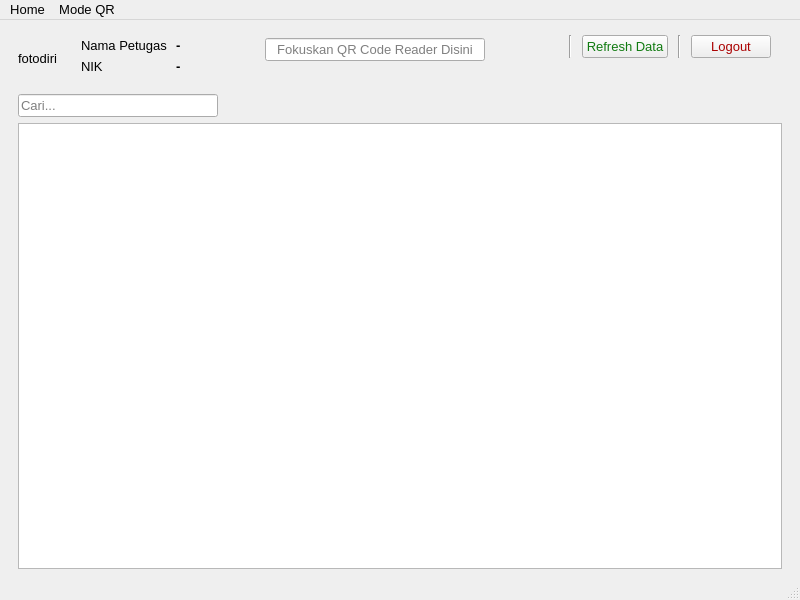
Old version of the form ui_listperizinan.ui in the repository alfianwahid/pedatren-gerbang-pos.
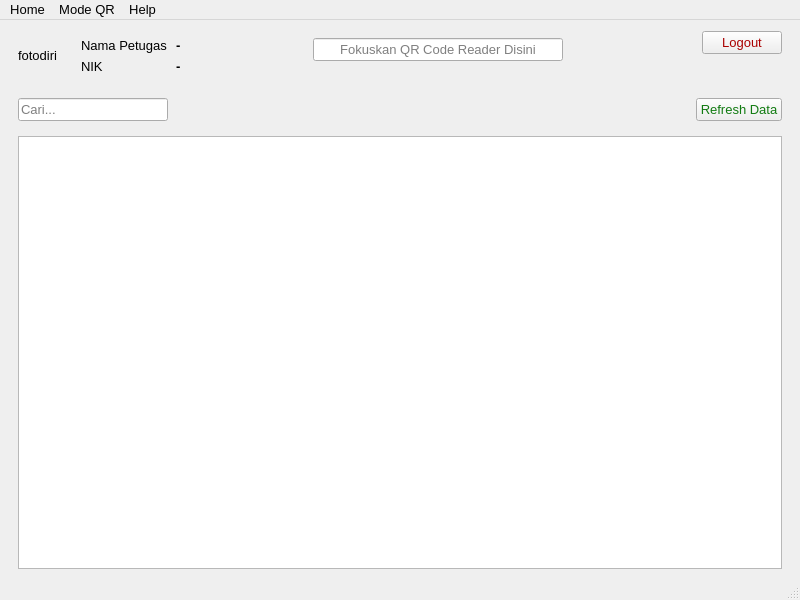
New version of the form.

Commit message: Tambah menu about

The edit to the form file:
```diff
--- a/ui_listperizinan.ui
+++ b/ui_listperizinan.ui
@@ -25,9 +25,34 @@
    <string notr="true">Perizinan Santri</string>
   </property>
   <widget class="QWidget" name="centralwidget">
-   <layout class="QGridLayout" name="gridLayout_3">
+   <layout class="QGridLayout" name="gridLayout_2">
+    <item row="0" column="0">
+     <widget class="QWidget" name="widget_3" native="true">
+      <property name="sizePolicy">
+       <sizepolicy hsizetype="Fixed" vsizetype="Fixed">
+        <horstretch>0</horstretch>
+        <verstretch>0</verstretch>
+       </sizepolicy>
+      </property>
+      <layout class="QGridLayout" name="gridLayout">
+       <item row="0" column="0">
+        <widget class="QLabel" name="label_fotodiri">
+         <property name="text">
+          <string>fotodiri</string>
+         </property>
+        </widget>
+       </item>
+      </layout>
+     </widget>
+    </item>
     <item row="0" column="1">
      <widget class="QWidget" name="widget_2" native="true">
+      <property name="sizePolicy">
+       <sizepolicy hsizetype="Fixed" vsizetype="Fixed">
+        <horstretch>0</horstretch>
+        <verstretch>0</verstretch>
+       </sizepolicy>
+      </property>
       <layout class="QFormLayout" name="formLayout_3">
        <property name="horizontalSpacing">
         <number>9</number>
@@ -139,7 +164,7 @@
         <widget class="QLineEdit" name="input_qr_code">
          <property name="maximumSize">
           <size>
-           <width>220</width>
+           <width>250</width>
            <height>200</height>
           </size>
          </property>
@@ -183,33 +208,20 @@
       </layout>
      </widget>
     </item>
-    <item row="0" column="0">
-     <widget class="QWidget" name="widget_3" native="true">
-      <property name="sizePolicy">
-       <sizepolicy hsizetype="Fixed" vsizetype="Fixed">
-        <horstretch>0</horstretch>
-        <verstretch>0</verstretch>
-       </sizepolicy>
-      </property>
-      <layout class="QGridLayout" name="gridLayout">
-       <item row="0" column="0">
-        <widget class="QLabel" name="label_fotodiri">
-         <property name="text">
-          <string>fotodiri</string>
-         </property>
-        </widget>
-       </item>
-      </layout>
-     </widget>
-    </item>
     <item row="0" column="3">
      <widget class="QWidget" name="widget" native="true">
       <property name="sizePolicy">
-       <sizepolicy hsizetype="Fixed" vsizetype="Fixed">
+       <sizepolicy hsizetype="Fixed" vsizetype="Preferred">
         <horstretch>0</horstretch>
         <verstretch>0</verstretch>
        </sizepolicy>
       </property>
+      <property name="maximumSize">
+       <size>
+        <width>100</width>
+        <height>50</height>
+       </size>
+      </property>
       <property name="toolTip">
        <string notr="true"/>
       </property>
@@ -228,45 +240,22 @@
       <property name="layoutDirection">
        <enum>Qt::RightToLeft</enum>
       </property>
-      <layout class="QGridLayout" name="gridLayout_2">
-       <property name="topMargin">
-        <number>6</number>
+      <layout class="QFormLayout" name="formLayout_4">
+       <property name="labelAlignment">
+        <set>Qt::AlignLeading|Qt::AlignLeft|Qt::AlignTop</set>
        </property>
-       <property name="rightMargin">
-        <number>20</number>
+       <property name="formAlignment">
+        <set>Qt::AlignLeading|Qt::AlignLeft|Qt::AlignTop</set>
        </property>
        <property name="horizontalSpacing">
-        <number>10</number>
+        <number>0</number>
        </property>
-       <item row="0" column="2">
-        <widget class="QPushButton" name="buttonRefresh">
-         <property name="sizePolicy">
-          <sizepolicy hsizetype="Fixed" vsizetype="Fixed">
-           <horstretch>0</horstretch>
-           <verstretch>0</verstretch>
-          </sizepolicy>
-         </property>
-         <property name="statusTip">
-          <string notr="true"/>
-         </property>
-         <property name="layoutDirection">
-          <enum>Qt::LeftToRight</enum>
-         </property>
-         <property name="styleSheet">
-          <string notr="true">color: rgb(17, 123, 17);</string>
-         </property>
-         <property name="text">
-          <string>Refresh Data</string>
-         </property>
-        </widget>
-       </item>
-       <item row="0" column="1">
-        <widget class="Line" name="line">
-         <property name="orientation">
-          <enum>Qt::Vertical</enum>
-         </property>
-        </widget>
-       </item>
+       <property name="verticalSpacing">
+        <number>0</number>
+       </property>
+       <property name="topMargin">
+        <number>0</number>
+       </property>
        <item row="0" column="0">
         <widget class="QPushButton" name="buttonLogout">
          <property name="sizePolicy">
@@ -292,24 +281,113 @@
          </property>
         </widget>
        </item>
-       <item row="1" column="0">
-        <widget class="QLabel" name="label_3">
+      </layout>
+     </widget>
+    </item>
+    <item row="1" column="0" colspan="2">
+     <widget class="QWidget" name="widget_7" native="true">
+      <property name="sizePolicy">
+       <sizepolicy hsizetype="Expanding" vsizetype="Fixed">
+        <horstretch>0</horstretch>
+        <verstretch>0</verstretch>
+       </sizepolicy>
+      </property>
+      <layout class="QFormLayout" name="formLayout_2">
+       <item row="0" column="0">
+        <widget class="QLineEdit" name="input_cari">
+         <property name="sizePolicy">
+          <sizepolicy hsizetype="Fixed" vsizetype="Fixed">
+           <horstretch>0</horstretch>
+           <verstretch>0</verstretch>
+          </sizepolicy>
+         </property>
+         <property name="minimumSize">
+          <size>
+           <width>150</width>
+           <height>0</height>
+          </size>
+         </property>
+         <property name="maximumSize">
+          <size>
+           <width>200</width>
+           <height>200</height>
+          </size>
+         </property>
+         <property name="statusTip">
+          <string notr="true"/>
+         </property>
+         <property name="whatsThis">
+          <string notr="true"/>
+         </property>
+         <property name="accessibleName">
+          <string notr="true"/>
+         </property>
+         <property name="accessibleDescription">
+          <string notr="true"/>
+         </property>
+         <property name="inputMask">
+          <string notr="true"/>
+         </property>
          <property name="text">
-          <string/>
+          <string notr="true"/>
          </property>
+         <property name="maxLength">
+          <number>45</number>
+         </property>
+         <property name="echoMode">
+          <enum>QLineEdit::Normal</enum>
+         </property>
+         <property name="placeholderText">
+          <string notr="true">Cari...</string>
+         </property>
+         <property name="clearButtonEnabled">
+          <bool>true</bool>
+         </property>
         </widget>
        </item>
-       <item row="0" column="3">
-        <widget class="Line" name="line_2">
-         <property name="orientation">
-          <enum>Qt::Vertical</enum>
+      </layout>
+     </widget>
+    </item>
+    <item row="1" column="3">
+     <widget class="QWidget" name="widget_5" native="true">
+      <property name="sizePolicy">
+       <sizepolicy hsizetype="Fixed" vsizetype="Fixed">
+        <horstretch>0</horstretch>
+        <verstretch>0</verstretch>
+       </sizepolicy>
+      </property>
+      <layout class="QFormLayout" name="formLayout_5">
+       <item row="0" column="0">
+        <widget class="QPushButton" name="buttonRefresh">
+         <property name="sizePolicy">
+          <sizepolicy hsizetype="Fixed" vsizetype="Fixed">
+           <horstretch>0</horstretch>
+           <verstretch>0</verstretch>
+          </sizepolicy>
          </property>
+         <property name="font">
+          <font>
+           <pointsize>10</pointsize>
+          </font>
+         </property>
+         <property name="statusTip">
+          <string notr="true"/>
+         </property>
+         <property name="layoutDirection">
+          <enum>Qt::LeftToRight</enum>
+         </property>
+         <property name="styleSheet">
+          <string notr="true">color: rgb(17, 123, 17);</string>
+         </property>
+         <property name="text">
+          <string>Refresh Data</string>
+         </property>
         </widget>
        </item>
       </layout>
      </widget>
     </item>
-    <item row="1" column="0" colspan="4">
+    <item row="2" column="0" colspan="4">
      <widget class="QWidget" name="widget_4" native="true">
       <property name="sizePolicy">
        <sizepolicy hsizetype="Expanding" vsizetype="Expanding">
@@ -324,7 +402,7 @@
        <property name="bottomMargin">
         <number>0</number>
        </property>
-       <item row="4" column="0">
+       <item row="5" column="0">
         <widget class="QTableWidget" name="tablePerizinan">
          <property name="font">
           <font>
@@ -360,58 +438,6 @@
          </attribute>
         </widget>
        </item>
-       <item row="0" column="0">
-        <widget class="QLineEdit" name="input_cari">
-         <property name="sizePolicy">
-          <sizepolicy hsizetype="Fixed" vsizetype="Fixed">
-           <horstretch>0</horstretch>
-           <verstretch>0</verstretch>
-          </sizepolicy>
-         </property>
-         <property name="minimumSize">
-          <size>
-           <width>150</width>
-           <height>0</height>
-          </size>
-         </property>
-         <property name="maximumSize">
-          <size>
-           <width>200</width>
-           <height>200</height>
-          </size>
-         </property>
-         <property name="statusTip">
-          <string notr="true"/>
-         </property>
-         <property name="whatsThis">
-          <string notr="true"/>
-         </property>
-         <property name="accessibleName">
-          <string notr="true"/>
-         </property>
-         <property name="accessibleDescription">
-          <string notr="true"/>
-         </property>
-         <property name="inputMask">
-          <string notr="true"/>
-         </property>
-         <property name="text">
-          <string notr="true"/>
-         </property>
-         <property name="maxLength">
-          <number>45</number>
-         </property>
-         <property name="echoMode">
-          <enum>QLineEdit::Normal</enum>
-         </property>
-         <property name="placeholderText">
-          <string notr="true">Cari...</string>
-         </property>
-         <property name="clearButtonEnabled">
-          <bool>true</bool>
-         </property>
-        </widget>
-       </item>
       </layout>
      </widget>
     </item>
@@ -470,8 +496,15 @@
     <addaction name="menu_ProfileUser"/>
     <addaction name="menu_Keluar"/>
    </widget>
+   <widget class="QMenu" name="menuHelp">
+    <property name="title">
+     <string>Help</string>
+    </property>
+    <addaction name="menu_About"/>
+   </widget>
    <addaction name="menuHome"/>
    <addaction name="menuModeQR"/>
+   <addaction name="menuHelp"/>
   </widget>
   <widget class="QStatusBar" name="statusbar">
    <property name="toolTip">
```
Left out of the diff: 7 changed lines with no effect on the pictures. The commit also changes 1 other file.
